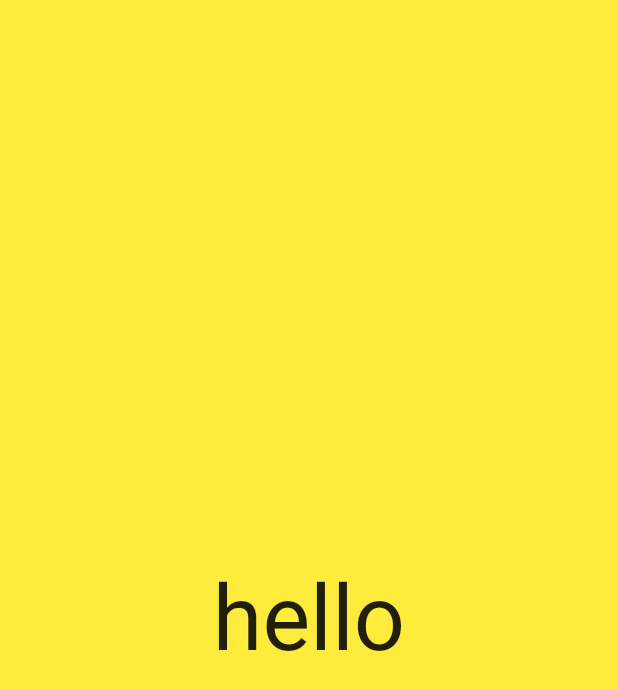
After one commit to AmrTahaMahgoub/achat_app, a Flutter app: the Test screen opened directly, on a phone screen of 412 x 824 dp. The commit adds this screen. Shown: the top 690 px of the screen. Run offline on Flutter 3.47's test engine with Material 2 defaults, Android fonts, the phone set to English and light mode, and no system bars; our stand-ins replace animated_text_kit, cloud_firestore, firebase_auth, firebase_core, modal_progress_hud_nsn; accounts and stored records are empty.

Commit message:
git branch

```diff
--- a/lib/main.dart
+++ b/lib/main.dart
@@ -4,7 +4,7 @@ import 'package:flutter/material.dart';
 import 'package:achat_app/screens/login_screen.dart';
 import 'package:achat_app/screens/registration_screen.dart';
 import 'package:achat_app/screens/chat_screen.dart';
-import 'package:achat_app/screens/test_screen.dart';
+import 'package:achat_app/test.dart';
 
 void main() async {
   WidgetsFlutterBinding.ensureInitialized();
@@ -25,7 +25,7 @@ class FlashChat extends StatelessWidget {
         LoginScreen.id: ((context) => LoginScreen()),
         RegistrationScreen.id: ((context) => RegistrationScreen()),
         ChatScreen.id: ((context) => ChatScreen()),
-        TestAnimation.id: ((context) => TestAnimation()),
+        // Test.id: ((context) => Test()),
       },
     );
   }
--- a/lib/screens/chat_screen.dart
+++ b/lib/screens/chat_screen.dart
@@ -77,7 +77,7 @@ class _ChatScreenState extends State<ChatScreen> {
                       _firebase.collection('messages').add({
                         'text': messageText,
                         'sender': loggedInUser.email,
-                        'messageTime': DateTime.now()
+                        'messageTime': DateTime.now(),
                       });
                       setState(() {
                         _textEditingController.clear();
@@ -180,3 +180,4 @@ class MessageBubble extends StatelessWidget {
     );
   }
 }
+// first update
--- a/lib/screens/welcome_screen.dart
+++ b/lib/screens/welcome_screen.dart
@@ -78,12 +78,16 @@ class _WelcomeScreenState extends State<WelcomeScreen>
               height: 48.0,
             ),
             RoundedButton(
-              color: Colors.lightBlueAccent,
-              title: 'Login',
-              onprees: () {
-                Navigator.pushNamed(context, LoginScreen.id);
-              },
-            ),
+                color: Colors.lightBlueAccent,
+                title: 'Login',
+                onprees: () {
+                  Navigator.push(
+                    context,
+                    MaterialPageRoute(
+                      builder: (BuildContext context) => LoginScreen(),
+                    ),
+                  );
+                }),
             RoundedButton(
                 color: Colors.blueAccent,
                 onprees: () {
--- /dev/null
+++ b/lib/test.dart
@@ -0,0 +1,54 @@
+import 'package:flutter/material.dart';
+
+class Test extends StatefulWidget {
+  static String id = 'test';
+
+  @override
+  State<Test> createState() => _TestState();
+}
+
+class _TestState extends State<Test> with SingleTickerProviderStateMixin {
+  AnimationController? controller;
+  Animation? animation;
+  @override
+  void initState() {
+    super.initState();
+    controller = AnimationController(
+      vsync: this,
+      duration: Duration(seconds: 1),
+      //upperBound: 100.0,
+
+      //value: 2.0,
+    );
+    animation =
+        ColorTween(begin: Colors.blue, end: Colors.yellow).animate(controller!);
+
+    controller?.forward();
+    controller?.addListener(() {
+      setState(() {});
+      animation?.value;
+
+      print(animation?.value);
+    });
+  }
+
+  @override
+  void dispose() {
+    super.dispose();
+    controller?.dispose();
+  }
+
+  @override
+  Widget build(BuildContext context) {
+    return Scaffold(
+      body: Container(
+        color: animation?.value,
+        child: Center(
+            child: Text(
+          'hello',
+          style: TextStyle(fontSize: 60),
+        )),
+      ),
+    );
+  }
+}
```
